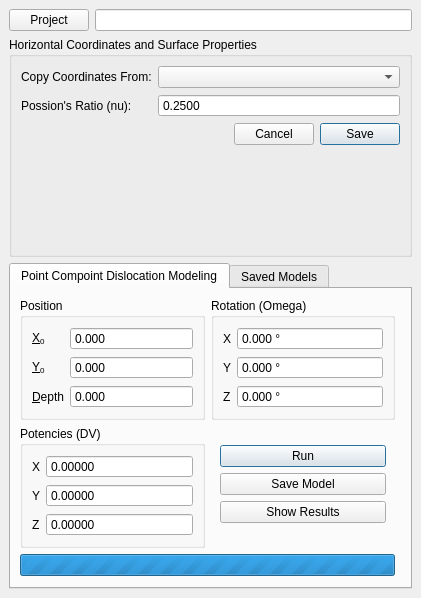
The window that PCDMWidget.ui (kateyy/geohazardvis_modeling_pCDM) describes before a commit, drawn with Qt 5.
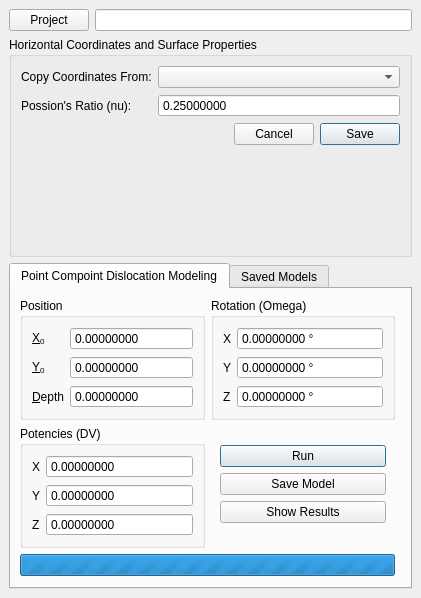
The same window after the commit. The open tabs and pages were chosen to show the change. Custom widgets are drawn as their Qt base class.

Commit message: Use DoubleSpinBox, supporting scientific notation

Patch:
```diff
--- a/PCDMWidget.ui
+++ b/PCDMWidget.ui
@@ -199,7 +199,7 @@
               <enum>QAbstractSpinBox::NoButtons</enum>
              </property>
              <property name="decimals">
-              <number>4</number>
+              <number>8</number>
              </property>
              <property name="minimum">
               <double>-1.000000000000000</double>
@@ -388,7 +388,7 @@
               <string> °</string>
              </property>
              <property name="decimals">
-              <number>3</number>
+              <number>8</number>
              </property>
              <property name="minimum">
               <double>-360.000000000000000</double>
@@ -417,7 +417,7 @@
               <string> °</string>
              </property>
              <property name="decimals">
-              <number>3</number>
+              <number>8</number>
              </property>
              <property name="minimum">
               <double>-360.000000000000000</double>
@@ -446,7 +446,7 @@
               <string> °</string>
              </property>
              <property name="decimals">
-              <number>3</number>
+              <number>8</number>
              </property>
              <property name="minimum">
               <double>-360.000000000000000</double>
@@ -478,6 +478,16 @@
              </property>
             </widget>
            </item>
+           <item row="0" column="1">
+            <widget class="DoubleSpinBox" name="dvXSpinBox">
+             <property name="buttonSymbols">
+              <enum>QAbstractSpinBox::NoButtons</enum>
+             </property>
+             <property name="decimals">
+              <number>8</number>
+             </property>
+            </widget>
+           </item>
            <item row="1" column="0">
             <widget class="QLabel" name="label_11">
              <property name="text">
@@ -485,6 +495,16 @@
              </property>
             </widget>
            </item>
+           <item row="1" column="1">
+            <widget class="DoubleSpinBox" name="dvYSpinBox">
+             <property name="buttonSymbols">
+              <enum>QAbstractSpinBox::NoButtons</enum>
+             </property>
+             <property name="decimals">
+              <number>8</number>
+             </property>
+            </widget>
+           </item>
            <item row="2" column="0">
             <widget class="QLabel" name="label_12">
              <property name="text">
@@ -492,51 +512,13 @@
              </property>
             </widget>
            </item>
-           <item row="0" column="1">
-            <widget class="QDoubleSpinBox" name="dvXSpinBox">
-             <property name="buttonSymbols">
-              <enum>QAbstractSpinBox::NoButtons</enum>
-             </property>
-             <property name="decimals">
-              <number>5</number>
-             </property>
-             <property name="maximum">
-              <double>1000000.000000000000000</double>
-             </property>
-             <property name="singleStep">
-              <double>0.000100000000000</double>
-             </property>
-            </widget>
-           </item>
-           <item row="1" column="1">
-            <widget class="QDoubleSpinBox" name="dvYSpinBox">
-             <property name="buttonSymbols">
-              <enum>QAbstractSpinBox::NoButtons</enum>
-             </property>
-             <property name="decimals">
-              <number>5</number>
-             </property>
-             <property name="maximum">
-              <double>1000000.000000000000000</double>
-             </property>
-             <property name="singleStep">
-              <double>0.000100000000000</double>
-             </property>
-            </widget>
-           </item>
            <item row="2" column="1">
             <widget class="QDoubleSpinBox" name="dvZSpinBox">
              <property name="buttonSymbols">
               <enum>QAbstractSpinBox::NoButtons</enum>
              </property>
              <property name="decimals">
-              <number>5</number>
-             </property>
-             <property name="maximum">
-              <double>1000000.000000000000000</double>
-             </property>
-             <property name="singleStep">
-              <double>0.000100000000000</double>
+              <number>8</number>
              </property>
             </widget>
            </item>
@@ -571,13 +553,7 @@
               <enum>QAbstractSpinBox::NoButtons</enum>
              </property>
              <property name="decimals">
-              <number>3</number>
-             </property>
-             <property name="minimum">
-              <double>-1000000.000000000000000</double>
-             </property>
-             <property name="maximum">
-              <double>1000000.000000000000000</double>
+              <number>8</number>
              </property>
             </widget>
            </item>
@@ -597,13 +573,7 @@
               <enum>QAbstractSpinBox::NoButtons</enum>
              </property>
              <property name="decimals">
-              <number>3</number>
-             </property>
-             <property name="minimum">
-              <double>-1000000.000000000000000</double>
-             </property>
-             <property name="maximum">
-              <double>1000000.000000000000000</double>
+              <number>8</number>
              </property>
             </widget>
            </item>
@@ -623,13 +593,10 @@
               <enum>QAbstractSpinBox::NoButtons</enum>
              </property>
              <property name="decimals">
-              <number>3</number>
+              <number>8</number>
              </property>
              <property name="minimum">
-              <double>-1000000.000000000000000</double>
-             </property>
-             <property name="maximum">
-              <double>1000000.000000000000000</double>
+              <double>0.000000000000000</double>
              </property>
             </widget>
            </item>
@@ -777,6 +744,13 @@
    </layout>
   </widget>
  </widget>
+ <customwidgets>
+  <customwidget>
+   <class>DoubleSpinBox</class>
+   <extends>QDoubleSpinBox</extends>
+   <header>gui/widgets/DoubleSpinBox.h</header>
+  </customwidget>
+ </customwidgets>
  <tabstops>
   <tabstop>projectMenuButton</tabstop>
   <tabstop>projectNameEdit</tabstop>
```
Left out of the diff: 29 changed lines with no effect on the pictures.
